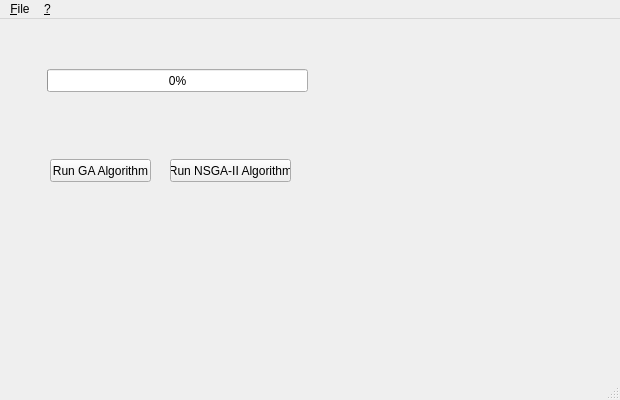
The window that GUIGeneticAlgorithms/gui/mainwindow.ui (KeRNeLith/Single-Multi-Objective-Genetic-Algorithm) describes before a commit, drawn with Qt 5.
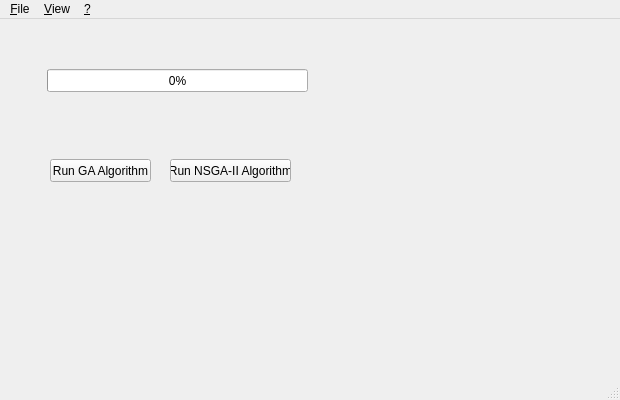
The same window after the commit.

Commit message: Clean up code + add the future widget dedicated to display the pareto optimal front + some GUI improvement

Patch:
```diff
--- a/GUIGeneticAlgorithms/gui/mainwindow.ui
+++ b/GUIGeneticAlgorithms/gui/mainwindow.ui
@@ -84,7 +84,19 @@
     <addaction name="separator"/>
     <addaction name="action_Quit"/>
    </widget>
+   <widget class="QMenu" name="menu_Display">
+    <property name="title">
+     <string>&amp;View</string>
+    </property>
+    <widget class="QMenu" name="menuDock_Widget">
+     <property name="title">
+      <string>Dock&amp;Widget</string>
+     </property>
+    </widget>
+    <addaction name="menuDock_Widget"/>
+   </widget>
    <addaction name="menu_File"/>
+   <addaction name="menu_Display"/>
    <addaction name="menu"/>
   </widget>
   <widget class="QStatusBar" name="statusBar"/>
```
Left out of the diff: 22 changed lines with no effect on the pictures. The commit also changes 8 other files.
